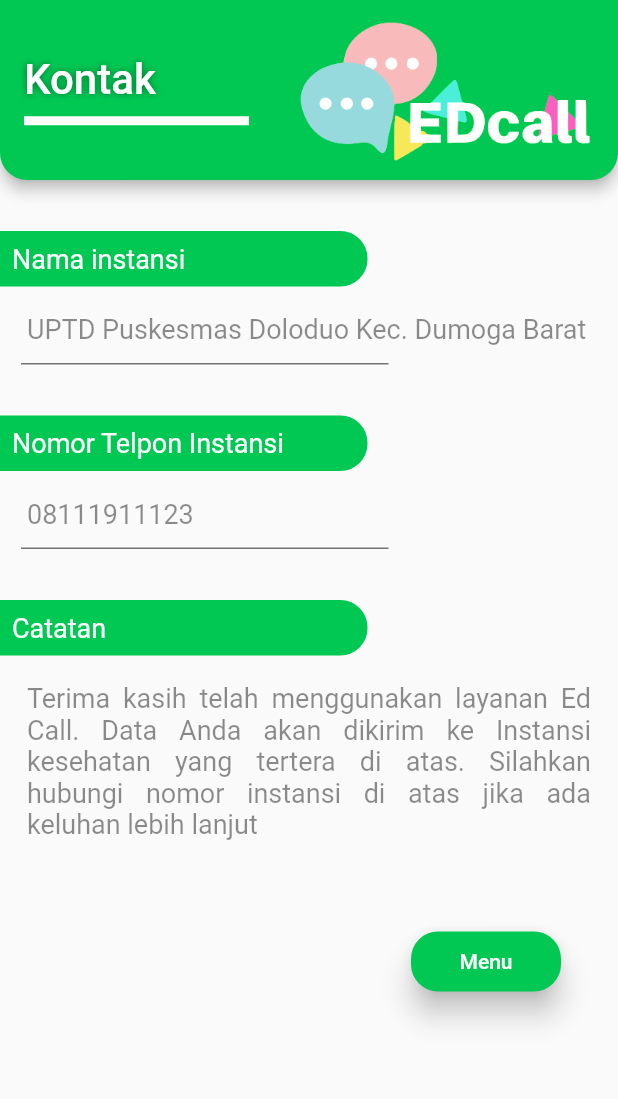
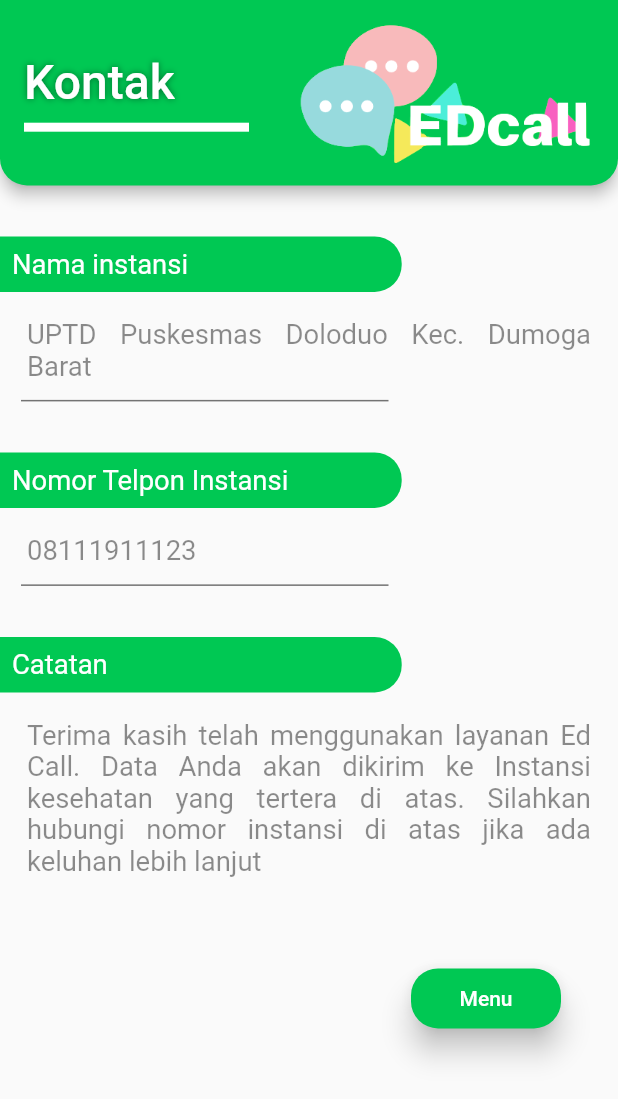
Before and after one commit to CookiePie-cell/EdCall, a Flutter app: the KontakScreen screen opened directly, on a phone screen of 412 x 824 dp. Shown: the top 1099 px of the screen. Run offline on Flutter 3.47's test engine with Material 2 defaults, Android fonts, the phone set to English and light mode, and no system bars; our stand-ins replace cloud_firestore, equatable, firebase_core, flutter_bloc, geocoding, geolocator; accounts and stored records are empty.

Commit message:
added helper class and minor fixes

```diff
--- /dev/null
+++ b/lib/helper/helper.dart
@@ -0,0 +1,9 @@
+import 'package:flutter/cupertino.dart';
+
+class Helper {
+  const Helper();
+
+  static double getAdaptiveText(BuildContext context, dynamic value) {
+    return (value / 720) * MediaQuery.of(context).size.height;
+  }
+}
--- a/lib/kontak_screen.dart
+++ b/lib/kontak_screen.dart
@@ -1,3 +1,4 @@
+import 'package:ed_call/helper/helper.dart';
 import 'package:ed_call/homescreen.dart';
 import 'package:flutter/material.dart';
 
@@ -6,10 +7,11 @@
 
   @override
   Widget build(BuildContext context) {
+    Size size = MediaQuery.of(context).size;
     return Scaffold(
       appBar: AppBar(
         automaticallyImplyLeading: false,
-        toolbarHeight: 120.0,
+        toolbarHeight: size.height * 0.15,
         shape: RoundedRectangleBorder(
             borderRadius: BorderRadius.only(
                 bottomLeft: Radius.circular(18.0),
@@ -24,7 +26,7 @@
                 Text(
                   'Kontak',
                   style: TextStyle(
-                      fontSize: 28.0,
+                      fontSize: Helper.getAdaptiveText(context, 28.0),
                       color: Colors.white,
                       shadows: [
                         Shadow(
@@ -52,7 +54,7 @@
             height: 34.0,
           ),
           Container(
-            width: 245.0,
+            width: size.width * 0.65,
             decoration: BoxDecoration(
                 color: Colors.greenAccent[700],
                 borderRadius: BorderRadius.only(
@@ -63,18 +65,21 @@
               padding: const EdgeInsets.all(8.0),
               child: Text(
                 'Nama instansi',
-                style: TextStyle(color: Colors.white, fontSize: 18.0),
+                style: TextStyle(
+                  color: Colors.white,
+                  fontSize: Helper.getAdaptiveText(context, 16.0),
+                ),
               ),
             ),
           ),
-          _myText('UPTD Puskesmas Doloduo Kec. Dumoga Barat'),
+          _myText(context, 'UPTD Puskesmas Doloduo Kec. Dumoga Barat'),
           _border(),
           SizedBox(
             height: 34.0,
           ),
 
           Container(
-            width: 245.0,
+            width: size.width * 0.65,
             decoration: BoxDecoration(
                 color: Colors.greenAccent[700],
                 borderRadius: BorderRadius.only(
@@ -85,18 +90,21 @@
               padding: const EdgeInsets.all(8.0),
               child: Text(
                 'Nomor Telpon Instansi',
-                style: TextStyle(color: Colors.white, fontSize: 18.0),
+                style: TextStyle(
+                  color: Colors.white,
+                  fontSize: Helper.getAdaptiveText(context, 16.0),
+                ),
               ),
             ),
           ),
           // SizedBox(height: 18.0,),
-          _myText('08111911123'),
+          _myText(context, '08111911123'),
           _border(),
           SizedBox(
             height: 34.0,
           ),
           Container(
-            width: 245.0,
+            width: size.width * 0.65,
             decoration: BoxDecoration(
                 color: Colors.greenAccent[700],
                 borderRadius: BorderRadius.only(
@@ -107,11 +115,14 @@
               padding: const EdgeInsets.all(8.0),
               child: Text(
                 'Catatan',
-                style: TextStyle(color: Colors.white, fontSize: 18.0),
+                style: TextStyle(
+                  color: Colors.white,
+                  fontSize: Helper.getAdaptiveText(context, 16.0),
+                ),
               ),
             ),
           ),
-          _myText(
+          _myText(context,
               'Terima kasih telah menggunakan layanan Ed Call. Data Anda akan dikirim ke Instansi kesehatan yang tertera di atas. Silahkan hubungi nomor instansi di atas jika ada keluhan lebih lanjut'),
           Align(
             alignment: Alignment.bottomRight,
@@ -136,14 +147,16 @@
     );
   }
 
-  Widget _myText(String text) {
+  Widget _myText(BuildContext context, String text) {
     return Padding(
         padding:
             const EdgeInsets.only(top: 18, bottom: 12, left: 18, right: 18),
         child: Text(
           text,
           textAlign: TextAlign.justify,
-          style: TextStyle(fontSize: 18.0, color: Colors.black45),
+          style: TextStyle(
+              fontSize: Helper.getAdaptiveText(context, 16.0),
+              color: Colors.black45),
         ));
   }
 
--- a/pubspec.yaml
+++ b/pubspec.yaml
@@ -15,7 +15,7 @@
 # In iOS, build-name is used as CFBundleShortVersionString while build-number used as CFBundleVersion.
 # Read more about iOS versioning at
 # https://developer.apple.com/library/archive/documentation/General/Reference/InfoPlistKeyReference/Articles/CoreFoundationKeys.html
-version: 1.0.0+1
+version: 1.0.0+2
 
 environment:
   sdk: ">=2.13.0 <3.0.0"
```
Also changed, not shown: 1 other file.
